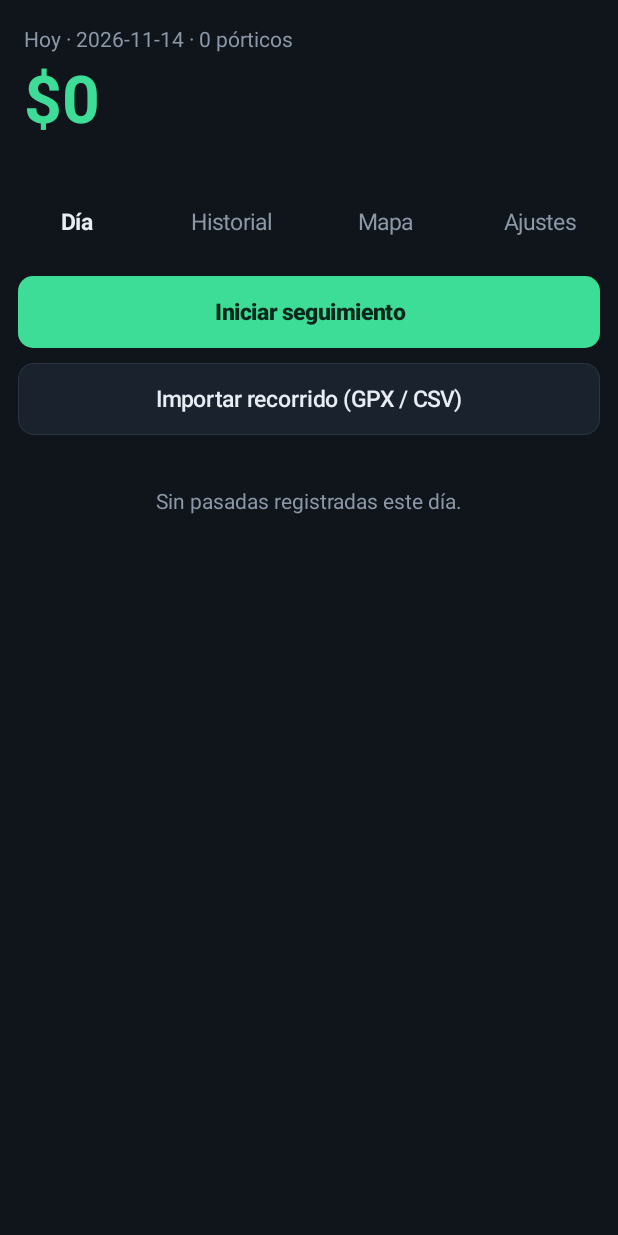
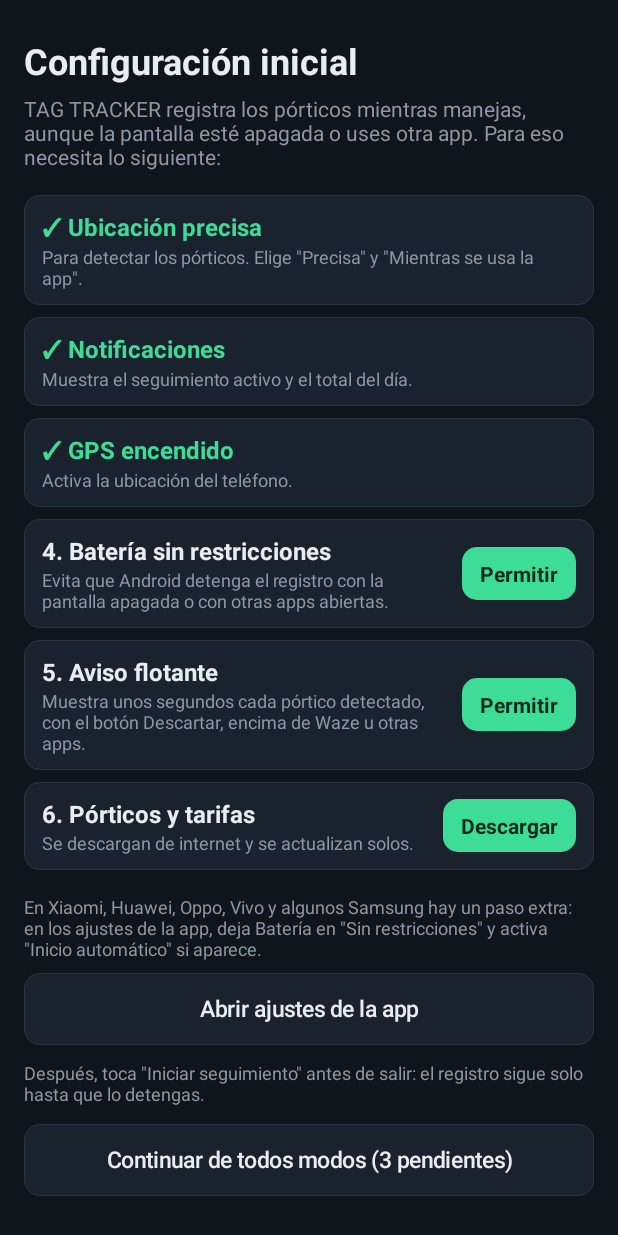
Before and after one commit to HectorLaraHenriquez/TAG, an Android app: the screen it shows after launch (MainActivity), on a phone screen of 412 x 824 dp. Run offline under Robolectric (Android 15) with nearby library versions, the phone set to English and light mode, and no system bars.

Commit message:
Datos alojados en la app, guía de primera configuración y cruce de tarifas ampliado
Co-Authored-By: Claude Fable 5.2 <noreply@anthropic.com>
Claude-Session: https://claude.ai/code/session_01NXZWMcLrXryCUpHszfZDaJ

```diff
--- a/app/build.gradle.kts
+++ b/app/build.gradle.kts
@@ -11,8 +11,8 @@ android {
         applicationId = "cl.mitag"
         minSdk = 26
         targetSdk = 34
-        versionCode = 4
-        versionName = "1.3.0"
+        versionCode = 5
+        versionName = "1.4.0"
     }
 
     buildTypes {
--- a/app/src/main/java/cl/mitag/MainActivity.kt
+++ b/app/src/main/java/cl/mitag/MainActivity.kt
@@ -47,7 +47,10 @@ class MainActivity : Activity() {
     private val REQ_IMPORT = 3
     private val REQ_TARIFFS = 4
     private val REQ_GANTRIES_CSV = 5
+    private val REQ_GUIDE = 6
     private val TAB_MAP = 2
+    private lateinit var guide: ScrollView
+    private lateinit var guideCol: LinearLayout
 
     private lateinit var web: WebView
     private var mapReady = false
@@ -166,8 +169,8 @@ class MainActivity : Activity() {
             setOnEditorActionListener { _, _, _ -> saveDefPrice(); false }
         }
         setCol.addView(defPrice, LinearLayout.LayoutParams(ViewGroup.LayoutParams.MATCH_PARENT, ViewGroup.LayoutParams.WRAP_CONTENT).apply { bottomMargin = dp(14) })
-        setCol.addView(btn("Actualizar pórticos (OpenStreetMap)") { downloadGantries(null) })
-        setCol.addView(btn("Aplicar tarifas 2026 incluidas (MOP)") { applyBundledTariffs(true) })
+        setCol.addView(btn("Actualizar pórticos y tarifas") { downloadGantries(null) })
+        setCol.addView(btn("Guía de configuración") { showGuide() })
         setCol.addView(btn("Importar tarifas (JSON)") { pick(REQ_TARIFFS) })
         setCol.addView(btn("Exportar lista de pórticos (CSV)") { create(REQ_GANTRIES_CSV, "porticos.csv") })
         setCol.addView(btn("Excluir de la optimización de batería") { requestBatteryExemption() })
@@ -177,8 +180,8 @@ class MainActivity : Activity() {
         gInfo = tv("", 13f, MUT)
         setCol.addView(gInfo)
         setCol.addView(tv(
-            "Los pórticos vienen de OpenStreetMap. Las tarifas no vienen incluidas: toca el monto de un registro " +
-                "para fijar las tarifas de ese pórtico (base, punta, saturación y sus horarios), o importa un archivo de tarifas. " +
+            "Los pórticos (OpenStreetMap) y sus tarifas (tablas del MOP) se descargan solos y se actualizan una vez al día. " +
+                "Si un pórtico no tiene tarifa o está mal, toca el monto de un registro para fijarla a mano. " +
                 "Al pasar un pórtico aparece un aviso por unos segundos con el botón Descartar.", 13f, MUT,
         ).apply { setPadding(0, dp(8), 0, 0) })
 
@@ -221,13 +224,22 @@ class MainActivity : Activity() {
         sections = listOf(scroll(dayCol), scroll(histCol), mapCol, scroll(setCol))
         sections.forEach { content.addView(it) }
         root.addView(content, LinearLayout.LayoutParams(ViewGroup.LayoutParams.MATCH_PARENT, 0, 1f))
-        setContentView(root)
+        guideCol = column().apply { setPadding(dp(16), dp(24), dp(16), dp(32)) }
+        guide = ScrollView(this).apply { setBackgroundColor(BG); isClickable = true; addView(guideCol); visibility = View.GONE }
+        val top = FrameLayout(this)
+        top.addView(root); top.addView(guide)
+        setContentView(top)
         showTab(0)
+        // Versiones anteriores guardaban las tarifas incluidas como si fueran manuales: se limpian una vez.
+        if (Store.lastSync == 0L && Store.gantries.isNotEmpty()) {
+            try { Store.dropManualEqualTo(parseTariffFile(bundledTariffs(), Store.gantries).first) } catch (e: Exception) {}
+        }
+        if (!Store.onboarded) showGuide()
     }
 
     override fun onStart() {
         super.onStart(); Store.addListener(onChange)
-        if (Store.gantries.isNotEmpty() && Store.tariffCount() == 0) applyBundledTariffs(false)
+        if (System.currentTimeMillis() - Store.lastSync > 24 * 3600 * 1000L) downloadGantries(null, silent = true)
         render()
     }
     override fun onStop() { Store.removeListener(onChange); saveDefPrice(); super.onStop() }
@@ -289,7 +301,9 @@ class MainActivity : Activity() {
             days.addView(r)
         }
         if (tab == TAB_MAP) drawMap()
-        gInfo.text = if (Store.gantries.isNotEmpty()) "${Store.gantries.size} pórticos cargados · ${Store.tariffCount()} con tarifa." else "No hay pórticos cargados todavía."
+        if (guide.visibility == View.VISIBLE) renderGuide()
+        gInfo.text = if (Store.gantries.isNotEmpty()) "${Store.gantries.size} pórticos cargados · ${Store.tariffCount()} con tarifa" +
+            (if (Store.lastSync > 0) " · actualizado " + dayKey(Store.lastSync) else "") + "." else "No hay pórticos cargados todavía."
     }
 
     private fun field(hint: String, value: String, number: Boolean = true) = EditText(this).apply {
@@ -308,7 +322,9 @@ class MainActivity : Activity() {
         val box = LinearLayout(this).apply { orientation = LinearLayout.VERTICAL; setPadding(dp(20), dp(4), dp(20), 0) }
         listOf(base, punta, sat, win).forEach { box.addView(it) }
         box.addView(tv("Días: LV, S, D, SD, LS, LD. Tipo: P = punta, S = saturación. Sin horarios se cobra siempre la base.", 12f, MUT))
-        dialog().setTitle("Tarifas de $name")
+        val dlg = dialog().setTitle("Tarifas de $name")
+        if (Store.isManual(p.id)) dlg.setNeutralButton("Restablecer") { _, _ -> Store.removeManual(p.id); setStatus("Tarifa restablecida a la publicada.") }
+        dlg
             .setView(box)
             .setNegativeButton("Cancelar", null)
             .setPositiveButton("Guardar") { _, _ ->
@@ -404,37 +420,101 @@ class MainActivity : Activity() {
     private fun setStatus(msg: String) { Store.status = msg; Store.notifyChanged() }
 
     // ---------- pórticos ----------
-    private fun downloadGantries(then: (() -> Unit)?) {
+    private fun bundledTariffs(): String = assets.open("tarifas_2026.json").bufferedReader().use { it.readText() }
+
+    /**
+     * Descarga pórticos y tarifas desde los datos alojados (data/porticos.json del repositorio).
+     * Si no están disponibles, consulta OpenStreetMap y cruza con las tarifas incluidas en la app.
+     */
+    private fun downloadGantries(then: (() -> Unit)?, silent: Boolean = false) {
         if (downloading) return
         downloading = true
-        setStatus("Descargando pórticos…")
+        if (!silent) setStatus("Descargando pórticos y tarifas…")
         thread {
-            val list = Overpass.download()
+            var gs: List<Gantry>? = null
+            var ts: Map<Long, Tariff> = emptyMap()
+            val r = Remote.download()
+            if (r != null) { gs = r.gantries; ts = r.tariffs }
+            else if (!silent || Store.gantries.isEmpty()) {
+                gs = Overpass.download()
+                if (gs != null) ts = try { parseTariffFile(bundledTariffs(), gs).first } catch (e: Exception) { emptyMap() }
+            }
             ui.post {
                 downloading = false
+                val list = gs
                 if (list != null) {
-                    Store.setGantries(list)
-                    val n = applyBundledTariffs(false)
-                    setStatus("${list.size} pórticos cargados · tarifas 2026 asignadas a $n."); then?.invoke()
-                } else setStatus("No se pudieron descargar los pórticos. Revisa la conexión e intenta de nuevo.")
+                    Store.setRemote(list, ts)
+                    if (!silent) setStatus("${list.size} pórticos cargados · ${Store.tariffCount()} con tarifa.")
+                    then?.invoke()
+                } else if (!silent) setStatus("No se pudieron descargar los pórticos. Revisa la conexión e intenta de nuevo.")
             }
         }
     }
 
-    /**
-     * Asigna las tarifas incluidas en la app (tablas 2026 del MOP) a los pórticos cargados.
-     * Con [overwrite] reemplaza también las que el usuario editó; si no, solo completa las que faltan.
-     */
-    private fun applyBundledTariffs(overwrite: Boolean): Int {
-        return try {
-            val text = assets.open("tarifas_2026.json").bufferedReader().use { it.readText() }
-            val (m, _) = parseTariffFile(text, Store.gantries)
-            if (overwrite) {
-                Store.mergeTariffs(m)
-                setStatus(if (Store.gantries.isEmpty()) "Primero descarga los pórticos." else "Tarifas 2026 asignadas a ${m.size} de ${Store.gantries.size} pórticos.")
-                m.size
-            } else Store.mergeTariffsIfAbsent(m)
-        } catch (e: Exception) { setStatus("No se pudieron aplicar las tarifas: ${e.message}"); 0 }
+    // ---------- guía de primera configuración ----------
+    private fun showGuide() { guide.visibility = View.VISIBLE; renderGuide() }
+
+    private fun granted(p: String) = checkSelfPermission(p) == PackageManager.PERMISSION_GRANTED
+
+    private fun openAppSettings() {
+        try { startActivity(Intent(Settings.ACTION_APPLICATION_DETAILS_SETTINGS, Uri.parse("package:$packageName"))) } catch (e: Exception) {}
+    }
+
+    private fun renderGuide() {
+        val pm = getSystemService(POWER_SERVICE) as PowerManager
+        val lm = getSystemService(LOCATION_SERVICE) as android.location.LocationManager
+        val gpsOn = try { lm.isProviderEnabled(android.location.LocationManager.GPS_PROVIDER) } catch (e: Exception) { false }
+        class Step(val title: String, val desc: String, val ok: Boolean, val label: String, val action: () -> Unit)
+        val steps = ArrayList<Step>()
+        steps.add(Step("Ubicación precisa", "Para detectar los pórticos. Elige \"Precisa\" y \"Mientras se usa la app\".",
+            granted(Manifest.permission.ACCESS_FINE_LOCATION), "Permitir") {
+            requestPermissions(arrayOf(Manifest.permission.ACCESS_FINE_LOCATION, Manifest.permission.ACCESS_COARSE_LOCATION), REQ_GUIDE)
+        })
+        if (Build.VERSION.SDK_INT >= 33) steps.add(Step("Notificaciones", "Muestra el seguimiento activo y el total del día.",
+            granted(Manifest.permission.POST_NOTIFICATIONS), "Permitir") {
+            requestPermissions(arrayOf(Manifest.permission.POST_NOTIFICATIONS), REQ_GUIDE)
+        })
+        steps.add(Step("GPS encendido", "Activa la ubicación del teléfono.", gpsOn, "Abrir ajustes") {
+            try { startActivity(Intent(Settings.ACTION_LOCATION_SOURCE_SETTINGS)) } catch (e: Exception) {}
+        })
+        steps.add(Step("Batería sin restricciones", "Evita que Android detenga el registro con la pantalla apagada o con otras apps abiertas.",
+            pm.isIgnoringBatteryOptimizations(packageName), "Permitir") { requestBatteryExemption() })
+        steps.add(Step("Aviso flotante", "Muestra unos segundos cada pórtico detectado, con el botón Descartar, encima de Waze u otras apps.",
+            Settings.canDrawOverlays(this), "Permitir") { requestOverlay() })
+        steps.add(Step("Pórticos y tarifas", "Se descargan de internet y se actualizan solos.",
+            Store.gantries.isNotEmpty(), "Descargar") { downloadGantries(null) })
+
+        guideCol.removeAllViews()
+        guideCol.addView(tv("Configuración inicial", 24f, TX, true))
+        guideCol.addView(tv("TAG TRACKER registra los pórticos mientras manejas, aunque la pantalla esté apagada o uses otra app. Para eso necesita lo siguiente:", 14f, MUT)
+            .apply { setPadding(0, dp(6), 0, dp(16)) })
+        steps.forEachIndexed { i, st ->
+            val r = row()
+            val c = LinearLayout(this).apply { orientation = LinearLayout.VERTICAL }
+            c.addView(tv((if (st.ok) "✓ " else "${i + 1}. ") + st.title, 16f, if (st.ok) ACC else TX, true))
+            c.addView(tv(st.desc, 12f, MUT))
+            r.addView(c, LinearLayout.LayoutParams(0, ViewGroup.LayoutParams.WRAP_CONTENT, 1f))
+            if (!st.ok) r.addView(tv(st.label, 14f, 0xFF06281A.toInt(), true).apply {
+                background = shape(ACC); setPadding(dp(12), dp(8), dp(12), dp(8)); setOnClickListener { st.action() }
+            }, LinearLayout.LayoutParams(ViewGroup.LayoutParams.WRAP_CONTENT, ViewGroup.LayoutParams.WRAP_CONTENT).apply { marginStart = dp(8) })
+            guideCol.addView(r)
+        }
+        guideCol.addView(tv("En Xiaomi, Huawei, Oppo, Vivo y algunos Samsung hay un paso extra: en los ajustes de la app, deja Batería en \"Sin restricciones\" y activa \"Inicio automático\" si aparece.", 12f, MUT)
+            .apply { setPadding(0, dp(8), 0, dp(8)) })
+        guideCol.addView(btn("Abrir ajustes de la app") { openAppSettings() })
+        guideCol.addView(tv("Después, toca \"Iniciar seguimiento\" antes de salir: el registro sigue solo hasta que lo detengas.", 12f, MUT)
+            .apply { setPadding(0, 0, 0, dp(12)) })
+        val pending = steps.count { !it.ok }
+        guideCol.addView(btn(if (pending == 0) "Listo" else "Continuar de todos modos ($pending pendientes)", if (pending == 0) ACC else CARD,
+            if (pending == 0) 0xFF06281A.toInt() else TX, pending != 0) { Store.setOnboarded(); guide.visibility = View.GONE })
+    }
+
+    override fun onResume() { super.onResume(); if (guide.visibility == View.VISIBLE) renderGuide() }
+
+    @Deprecated("Deprecated in Java")
+    override fun onBackPressed() {
+        if (guide.visibility == View.VISIBLE) { if (Store.onboarded) guide.visibility = View.GONE; return }
+        super.onBackPressed()
     }
 
     private fun ensureGantries(then: () -> Unit) {
@@ -456,35 +536,18 @@ class MainActivity : Activity() {
 
     override fun onRequestPermissionsResult(requestCode: Int, permissions: Array<out String>, grantResults: IntArray) {
         super.onRequestPermissionsResult(requestCode, permissions, grantResults)
+        if (requestCode == REQ_GUIDE) {
+            // Si Android ya no muestra el diálogo (denegado antes), se abre la ficha de la app.
+            val denied = permissions.filterIndexed { i, _ -> grantResults.getOrNull(i) != PackageManager.PERMISSION_GRANTED }
+            if (denied.isNotEmpty() && denied.none { shouldShowRequestPermissionRationale(it) }) openAppSettings()
+            renderGuide(); return
+        }
         if (requestCode != REQ_PERMS) return
         if (checkSelfPermission(Manifest.permission.ACCESS_FINE_LOCATION) == PackageManager.PERMISSION_GRANTED) beginTracking()
         else setStatus("Permiso de ubicación denegado.")
     }
 
-    private fun beginTracking() {
-        ensureGantries {
-            val pm = getSystemService(POWER_SERVICE) as PowerManager
-            if (!Store.batteryAsked && !pm.isIgnoringBatteryOptimizations(packageName)) {
-                Store.setBatteryAsked()
-                dialog().setTitle("Seguimiento en segundo plano")
-                    .setMessage("Para que el registro no se corte con la pantalla apagada, excluye TAG TRACKER de la optimización de batería.")
-                    .setNegativeButton("Ahora no") { _, _ -> askOverlayThenLaunch() }
-                    .setPositiveButton("Excluir") { _, _ -> requestBatteryExemption(); askOverlayThenLaunch() }
-                    .show()
-            } else askOverlayThenLaunch()
-        }
-    }
-
-    private fun askOverlayThenLaunch() {
-        if (!Store.overlayAsked && !Settings.canDrawOverlays(this)) {
-            Store.setOverlayAsked()
-            dialog().setTitle("Aviso al pasar un pórtico")
-                .setMessage("Para mostrar una ventanita con el botón Descartar encima de Waze u otras apps, permite \"Mostrar sobre otras apps\". Sin ese permiso se usa una notificación emergente.")
-                .setNegativeButton("Ahora no") { _, _ -> launchService() }
-                .setPositiveButton("Permitir") { _, _ -> requestOverlay(); launchService() }
-                .show()
-        } else launchService()
-    }
+    private fun beginTracking() { ensureGantries { launchService() } }
 
     private fun requestOverlay() {
         if (Settings.canDrawOverlays(this)) { setStatus("El aviso flotante ya está permitido."); return }
--- /dev/null
+++ b/app/src/main/java/cl/mitag/RemoteData.kt
@@ -0,0 +1,57 @@
+package cl.mitag
+
+import org.json.JSONObject
+import java.net.HttpURLConnection
+import java.net.URL
+
+/** Pórticos con su tarifa ya asignada, alojados en el repositorio (data/porticos.json). */
+class RemoteData(val gantries: List<Gantry>, val tariffs: Map<Long, Tariff>, val generated: String)
+
+fun parseRemoteData(json: String): RemoteData {
+    val root = JSONObject(json)
+    val arr = root.getJSONArray("porticos")
+    val gs = ArrayList<Gantry>(arr.length())
+    val ts = HashMap<Long, Tariff>()
+    for (i in 0 until arr.length()) {
+        val o = arr.getJSONObject(i)
+        val id = o.getLong("id")
+        gs.add(
+            Gantry(
+                id, o.getDouble("lat"), o.getDouble("lon"), o.optString("name"), o.optString("op"), o.optString("road"),
+                if (o.isNull("brg")) null else o.getInt("brg"),
+            )
+        )
+        val t = o.optJSONObject("t") ?: continue
+        fun d(k: String) = if (t.has(k) && !t.isNull(k)) t.getDouble(k) else null
+        val win = try { parseWindows(t.optString("horarios")) } catch (e: Exception) { emptyList() }
+        ts[id] = Tariff(d("base"), d("punta"), d("saturacion"), win)
+    }
+    return RemoteData(gs, ts, root.optString("generado"))
+}
+
+object Remote {
+    private const val BASE = "https://raw.githubusercontent.com/HectorLaraHenriquez/TAG"
+    val URLS = listOf(
+        "$BASE/main/data/porticos.json",
+        "$BASE/claude/elegant-einstein-qwq0pp/data/porticos.json",
+    )
+
+    /** Bloqueante. null si no se pudo descargar. */
+    fun download(): RemoteData? {
+        for (u in URLS) {
+            try {
+                val c = URL(u).openConnection() as HttpURLConnection
+                c.connectTimeout = 15000
+                c.readTimeout = 30000
+                c.setRequestProperty("User-Agent", "TAG-TRACKER/1.4")
+                if (c.responseCode != 200) { c.disconnect(); continue }
+                val text = c.inputStream.bufferedReader().use { it.readText() }
+                c.disconnect()
+                val d = parseRemoteData(text)
+                if (d.gantries.isNotEmpty()) return d
+            } catch (e: Exception) {
+            }
+        }
+        return null
+    }
+}
--- a/app/src/main/java/cl/mitag/Store.kt
+++ b/app/src/main/java/cl/mitag/Store.kt
@@ -23,7 +23,12 @@ object Store {
         private set
     private var gById: Map<Long, Gantry> = emptyMap()
     private val passes = ArrayList<Pass>()
-    private val tariffs = HashMap<Long, Tariff>()
+    private val tariffs = HashMap<Long, Tariff>()         // fijadas por el usuario (tienen prioridad)
+    private val remoteTariffs = HashMap<Long, Tariff>()   // descargadas junto con los pórticos
+    @Volatile var lastSync = 0L
+        private set
+    @Volatile var onboarded = false
+        private set
 
     @Volatile var defPrice = 0.0
         private set
@@ -57,16 +62,28 @@ object Store {
                 passes.add(Pass(o.getLong("t"), o.getLong("id"), if (o.isNull("price")) null else o.getDouble("price")))
             }
         }
-        readArr("tariffs.json")?.let { a ->
-            for (i in 0 until a.length()) {
-                val o = a.getJSONObject(i)
-                fun d(k: String) = if (o.isNull(k)) null else o.getDouble(k)
-                val win = try { parseWindows(o.optString("win")) } catch (e: Exception) { emptyList() }
-                tariffs[o.getLong("id")] = Tariff(d("base"), d("punta"), d("saturacion"), win)
-            }
+        readTariffs("tariffs.json", tariffs)
+        readTariffs("remote_tariffs.json", remoteTariffs)
+        readObj("cfg.json")?.let { lastSync = it.optLong("lastSync"); onboarded = it.optBoolean("onboarded"); defPrice = it.optDouble("def", 0.0); batteryAsked = it.optBoolean("batteryAsked"); overlayAsked = it.optBoolean("overlayAsked") }
+        inited = true
+    }
+
+    private fun readTariffs(name: String, into: HashMap<Long, Tariff>) {
+        val a = readArr(name) ?: return
+        for (i in 0 until a.length()) {
+            val o = a.getJSONObject(i)
+            fun d(k: String) = if (o.isNull(k)) null else o.getDouble(k)
+            val win = try { parseWindows(o.optString("win")) } catch (e: Exception) { emptyList() }
+            into[o.getLong("id")] = Tariff(d("base"), d("punta"), d("saturacion"), win)
         }
-        readObj("cfg.json")?.let { defPrice = it.optDouble("def", 0.0); batteryAsked = it.optBoolean("batteryAsked"); overlayAsked = it.optBoolean("overlayAsked") }
-        inited = true
+    }
+
+    private fun writeTariffs(name: String, from: Map<Long, Tariff>) {
+        val a = JSONArray()
+        for ((k, tf) in from) a.put(JSONObject().put("id", k).put("base", tf.base ?: JSONObject.NULL)
+            .put("punta", tf.punta ?: JSONObject.NULL).put("saturacion", tf.saturacion ?: JSONObject.NULL)
+            .put("win", formatWindows(tf.windows)))
+        write(name, a.toString())
     }
 
     // ---- observadores ----
@@ -78,7 +95,8 @@ object Store {
     fun gantry(id: Long): Gantry? = gById[id]
     fun snapshot(): List<Pass> = synchronized(lock) { passes.map { it.copy() } }
 
-    fun tariff(id: Long): Tariff? = synchronized(lock) { tariffs[id] }
+    fun tariff(id: Long): Tariff? = synchronized(lock) { tariffs[id] ?: remoteTariffs[id] }
+    fun isManual(id: Long): Boolean = synchronized(lock) { tariffs.containsKey(id) }
 
     /** Precio de un pórtico en el instante t (tarifa según horario, o la tarifa por defecto). */
     fun priceAt(id: Long, t: Long): Double? =
@@ -147,26 +165,33 @@ object Store {
         notifyChanged()
     }
 
-    /** Agrega tarifas solo a los pórticos que aún no tienen. Devuelve cuántas agregó. */
-    fun mergeTariffsIfAbsent(m: Map<Long, Tariff>): Int {
-        var n = 0
+    /** Pórticos y tarifas descargados. Las tarifas fijadas a mano se conservan y tienen prioridad. */
+    fun setRemote(list: List<Gantry>, remote: Map<Long, Tariff>) {
         synchronized(lock) {
-            for ((k, v) in m) if (!tariffs.containsKey(k)) { tariffs[k] = v; n++ }
-            if (n > 0) saveTariffs()
+            remoteTariffs.clear(); remoteTariffs.putAll(remote)
+            writeTariffs("remote_tariffs.json", remoteTariffs)
+            lastSync = System.currentTimeMillis(); saveCfg()
         }
-        if (n > 0) notifyChanged()
-        return n
+        setGantries(list)
     }
 
-    fun tariffCount(): Int = synchronized(lock) { gantries.count { tariffs.containsKey(it.id) } }
+    /** Quita las tarifas manuales que son idénticas a las indicadas (migración desde versiones anteriores). */
+    fun dropManualEqualTo(m: Map<Long, Tariff>) {
+        synchronized(lock) {
+            val n = tariffs.size
+            tariffs.entries.removeAll { m[it.key] == it.value }
+            if (tariffs.size != n) saveTariffs()
+        }
+    }
 
-    private fun saveTariffs() {
-        val a = JSONArray()
-        for ((k, tf) in tariffs) a.put(JSONObject().put("id", k).put("base", tf.base ?: JSONObject.NULL)
-            .put("punta", tf.punta ?: JSONObject.NULL).put("saturacion", tf.saturacion ?: JSONObject.NULL)
-            .put("win", formatWindows(tf.windows)))
-        write("tariffs.json", a.toString())
+    fun removeManual(id: Long) {
+        synchronized(lock) { if (tariffs.remove(id) != null) saveTariffs() }
+        notifyChanged()
     }
+
+    fun tariffCount(): Int = synchronized(lock) { gantries.count { tariffs.containsKey(it.id) || remoteTariffs.containsKey(it.id) } }
+
+    private fun saveTariffs() = writeTariffs("tariffs.json", tariffs)
 
     // ---- recorrido del día (un CSV por día: t,lat,lon) ----
     private fun trackFile(day: String) = File(File(dir, "tracks").apply { mkdirs() }, "$day.csv")
@@ -201,6 +226,7 @@ object Store {
     fun setDefPrice(v: Double) { defPrice = v; saveCfg(); notifyChanged() }
     fun setBatteryAsked() { batteryAsked = true; saveCfg() }
     fun setOverlayAsked() { overlayAsked = true; saveCfg() }
+    fun setOnboarded() { onboarded = true; saveCfg() }
 
     fun clearPasses() {
         synchronized(lock) { passes.clear(); savePasses() }
@@ -219,7 +245,7 @@ object Store {
         for (p in passes) a.put(JSONObject().put("t", p.t).put("id", p.id).put("price", p.price ?: JSONObject.NULL))
         write("passes.json", a.toString())
     }
-    private fun saveCfg() = write("cfg.json", JSONObject().put("def", defPrice).put("batteryAsked", batteryAsked).put("overlayAsked", overlayAsked).toString())
+    private fun saveCfg() = write("cfg.json", JSONObject().put("def", defPrice).put("batteryAsked", batteryAsked).put("overlayAsked", overlayAsked).put("lastSync", lastSync).put("onboarded", onboarded).toString())
     private fun write(name: String, text: String) {
         try {
             val tmp = File(dir, "$name.tmp")
```
Also changed, not shown: app/src/main/java/cl/mitag/Tariffs.kt (+8 -2 lines), 2 other files.
